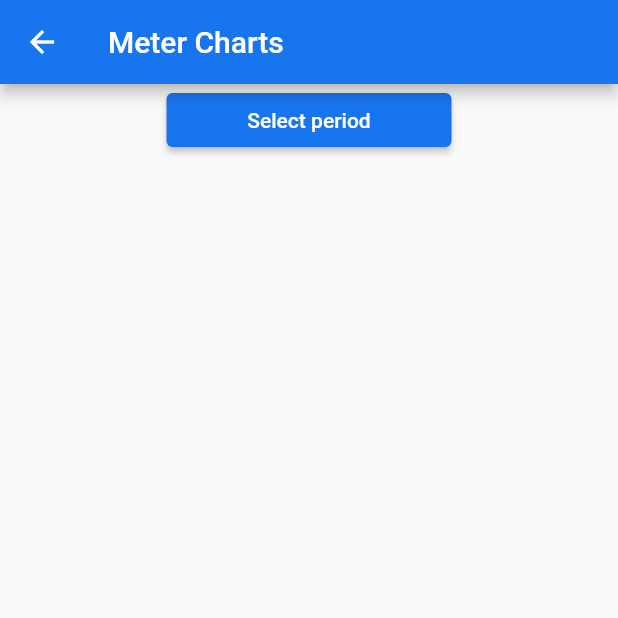
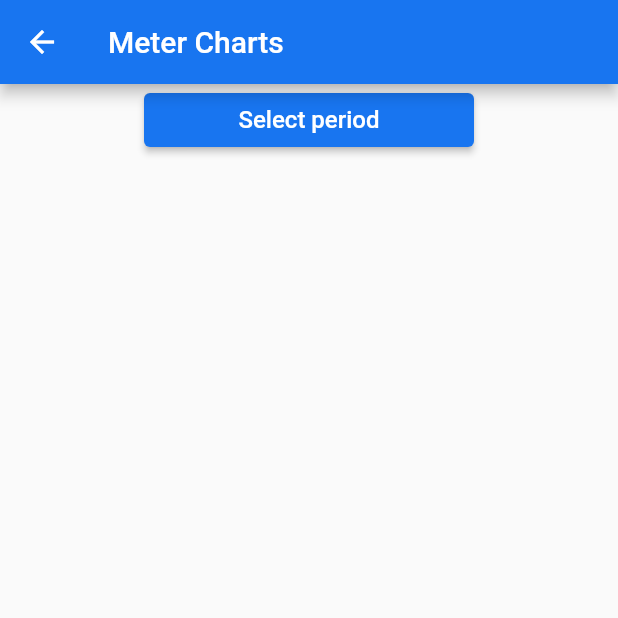
Before and after one commit to vladislavv27/hmguru_app, a Flutter app: the MeterChartsPage screen opened directly with empty values, on a phone screen of 412 x 824 dp, the top half of it. Run offline on Flutter 3.47's test engine with Material 2 defaults, Android fonts, the phone set to English and light mode, and no system bars; our stand-ins replace fl_chart, flutter_dotenv, flutter_secure_storage, flutter_svg, jwt_decoder, shared_preferences; missing offline and left inert: flag; accounts and stored records are empty; generated files the repository leaves out were written again; network calls fail.

Commit message:
Code improving

```diff
--- a/lib/src/models/table_querus_vm.dart
+++ b/lib/src/models/table_querus_vm.dart
@@ -18,14 +18,14 @@ class MetersQuery {
     int pageSize = 10,
     String sortColumn = 'title',
     String sortDirection = 'asc',
-    int year = 2023,
+    int? year,
   })  : filter = filter,
         getAll = getAll,
         page = page,
         pageSize = pageSize,
         sortColumn = sortColumn,
         sortDirection = sortDirection,
-        year = year;
+        year = year ?? DateTime.now().year;
 
   Map<String, dynamic> toJson() {
     return {
--- a/lib/src/pages/login_view.dart
+++ b/lib/src/pages/login_view.dart
@@ -135,6 +135,7 @@ class _LoginViewState extends State<LoginView> {
                           _rememberMe = value!;
                         });
                       },
+                      activeColor: Theme.of(context).primaryColor,
                     ),
                     Text(AppLocalizations.of(context)!.rememberMe),
                   ],
--- a/lib/src/pages/meters_charts_view.dart
+++ b/lib/src/pages/meters_charts_view.dart
@@ -171,7 +171,7 @@ class _MeterChartsPageState extends State<MeterChartsPage> {
           children: [
             Center(
               child: Container(
-                width: 190,
+                width: 220,
                 child: ElevatedButton(
                   onPressed: _showModalBottomSheet,
                   style: ElevatedButton.styleFrom(
@@ -182,6 +182,7 @@ class _MeterChartsPageState extends State<MeterChartsPage> {
                         ? AppLocalizations.of(context)!.selectPeriodLabel +
                             (selectedYear.toString())
                         : AppLocalizations.of(context)!.selectPeriodLabelNoYear,
+                    style: TextStyle(fontSize: 16),
                   ),
                 ),
               ),
```
